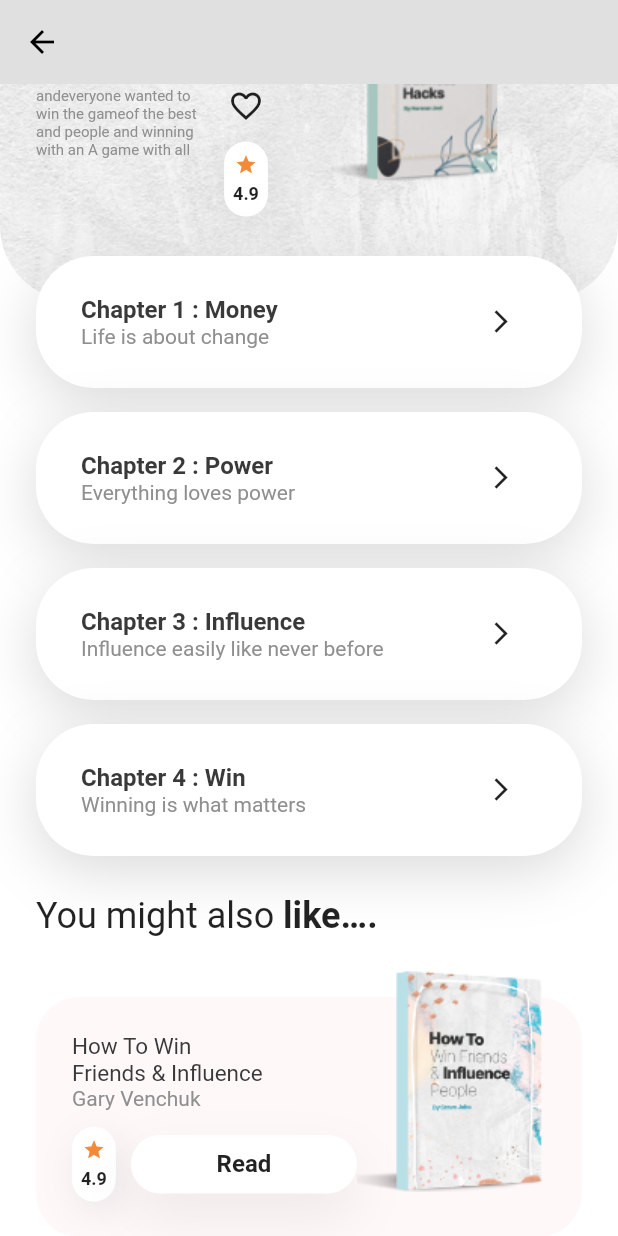
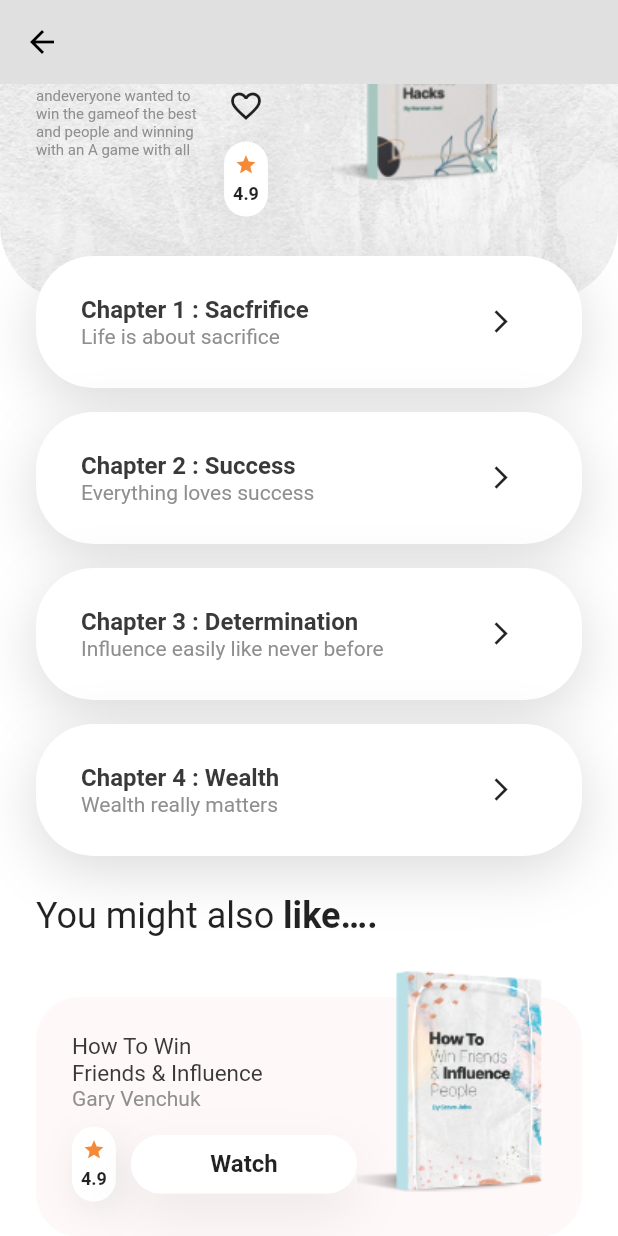
Before and after one commit to lekan2001/swe_project, a Flutter app: the DetailsScreenOne screen opened directly, scrolled down 185 dp, on a phone screen of 412 x 824 dp. Run offline on Flutter 3.47's test engine with Material 2 defaults, Android fonts, the light colour scheme and no system bars; our stand-ins replace file_picker, firebase_auth, firebase_core, firebase_storage, flutter_advanced_drawer, font_awesome_flutter and 2 more; accounts and stored records are empty; network calls fail.

Commit message:
Final changes

```diff
--- a/lib/screens/details_screen.dart
+++ b/lib/screens/details_screen.dart
@@ -1,6 +1,5 @@
 import 'package:flutter/material.dart';
 import 'package:swe_project/constants.dart';
-import 'package:swe_project/screens/youtube_player.dart';
 import 'package:swe_project/widgets/book_rating.dart';
 import 'package:swe_project/widgets/rounded_button.dart';
 
--- a/lib/screens/details_screen_one.dart
+++ b/lib/screens/details_screen_one.dart
@@ -55,27 +55,27 @@ class DetailsScreenOne extends StatelessWidget {
                   children:
                   <Widget>[
                     ChapterCard(
-                      name: "Money",
+                      name: "Sacfrifice",
                         chapterNumber: 1,
-                        tag: "Life is about change",
+                        tag: "Life is about sacrifice",
                         press: () {},
                     ),
                     ChapterCard(
-                        name: "Power",
+                        name: "Success",
                         chapterNumber: 2,
-                        tag: "Everything loves power",
+                        tag: "Everything loves success",
                         press: () {},
                       ),
                       ChapterCard(
-                        name: "Influence",
+                        name: "Determination",
                         chapterNumber: 3,
                         tag: "Influence easily like never before",
                         press: () {},
                       ),
                       ChapterCard(
-                        name: "Win",
+                        name: "Wealth",
                         chapterNumber: 4,
-                        tag: "Winning is what matters",
+                        tag: "Wealth really matters",
                         press: () {},
                       ),
                       const SizedBox(height: 10),
@@ -153,7 +153,7 @@ class DetailsScreenOne extends StatelessWidget {
                                   SizedBox(width: 10),
                                   Expanded(
                                     child: RoundedButton(
-                                      text: "Read",
+                                      text: "Watch",
                                       verticalPadding: 10,
                                     ),
                                   ),
--- a/lib/screens/details_screen_two.dart
+++ b/lib/screens/details_screen_two.dart
@@ -55,15 +55,15 @@ class DetailsScreenTwo extends StatelessWidget {
                           children:
                           <Widget>[
                             ChapterCard(
-                              name: "Money",
+                              name: "Friends",
                               chapterNumber: 1,
-                              tag: "Life is about change",
+                              tag: "Life is about friends",
                               press: () {},
                             ),
                             ChapterCard(
-                              name: "Power",
+                              name: "Selecting Frie..",
                               chapterNumber: 2,
-                              tag: "Everything loves power",
+                              tag: "Everything is better ...",
                               press: () {},
                             ),
                             ChapterCard(
@@ -153,7 +153,7 @@ class DetailsScreenTwo extends StatelessWidget {
                                             SizedBox(width: 10),
                                             Expanded(
                                               child: RoundedButton(
-                                                text: "Read",
+                                                text: "Watch",
                                                 verticalPadding: 10,
                                               ),
                                             ),
--- a/lib/screens/navigation_bar.dart
+++ b/lib/screens/navigation_bar.dart
@@ -10,9 +10,9 @@ class navigation_bar extends StatelessWidget {
   @override
   Widget build(BuildContext context) => CupertinoTabScaffold(
     tabBar: CupertinoTabBar(
-      backgroundColor: Colors.pink[50],
-      activeColor: Colors.black12,
-      inactiveColor: Colors.white,
+      backgroundColor: Colors.white,
+      activeColor: Colors.pinkAccent,
+      inactiveColor: Colors.black12,
       onTap: (index){},
       items: const [
         BottomNavigationBarItem(
--- a/lib/screens/notification.dart
+++ b/lib/screens/notification.dart
@@ -26,12 +26,12 @@ class NotificationScreenBody extends State<NotificationScreen> {
 
     return Scaffold(
       appBar: AppBar(
-        title: Text("Notification", style: TextStyle(color: Colors.pink[50], fontWeight: FontWeight.bold),),
+        title: Text("Notification", style: TextStyle(color: Colors.pink, fontWeight: FontWeight.bold),),
         automaticallyImplyLeading: true,
         backgroundColor: Colors.transparent,
         elevation: 0.0,
         leading: BackButton(
-            color: Colors.pink[50]
+            color: Colors.pink,
         ),
       ),
       body: SingleChildScrollView(
```
Also changed, not shown: lib/screens/contact_us.dart (+5 -9 lines), lib/screens/home_screen.dart (+12 -12 lines), lib/screens/loggedIn_page.dart (+86 -6 lines), lib/screens/login_error.dart (added, +15 -0 lines), lib/screens/security.dart (+6 -6 lines), 1 other file.
